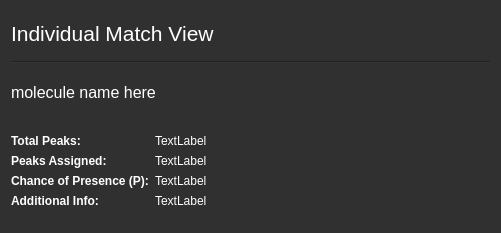
Before: the Qt Designer form app/dialogs/frames/assignment_info_widget.ui in jnicoleoliveira/SPECData, drawn with Qt 5.
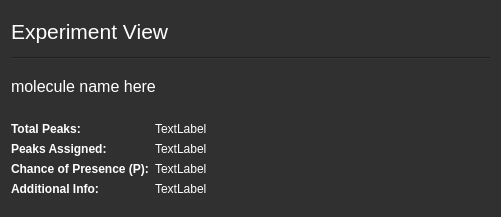
After: the same form once the commit is applied.

Commit message: added experiment_info_widget. and attempting to add elipsis pie chart item

Patch:
```diff
--- a/app/dialogs/frames/assignment_info_widget.ui
+++ b/app/dialogs/frames/assignment_info_widget.ui
@@ -7,7 +7,7 @@
     <x>0</x>
     <y>0</y>
     <width>501</width>
-    <height>233</height>
+    <height>217</height>
    </rect>
   </property>
   <property name="windowTitle">
@@ -33,7 +33,7 @@
         <enum>QFrame::Raised</enum>
        </property>
        <property name="text">
-        <string>Individual Match View</string>
+        <string>Experiment View</string>
        </property>
       </widget>
      </item>
@@ -60,6 +60,9 @@
    </item>
    <item>
     <layout class="QFormLayout" name="formLayout">
+     <property name="fieldGrowthPolicy">
+      <enum>QFormLayout::ExpandingFieldsGrow</enum>
+     </property>
      <property name="labelAlignment">
       <set>Qt::AlignLeading|Qt::AlignLeft|Qt::AlignVCenter</set>
      </property>
```
Left out of the diff: 14 changed lines with no effect on the pictures. The commit also changes 10 other files.
